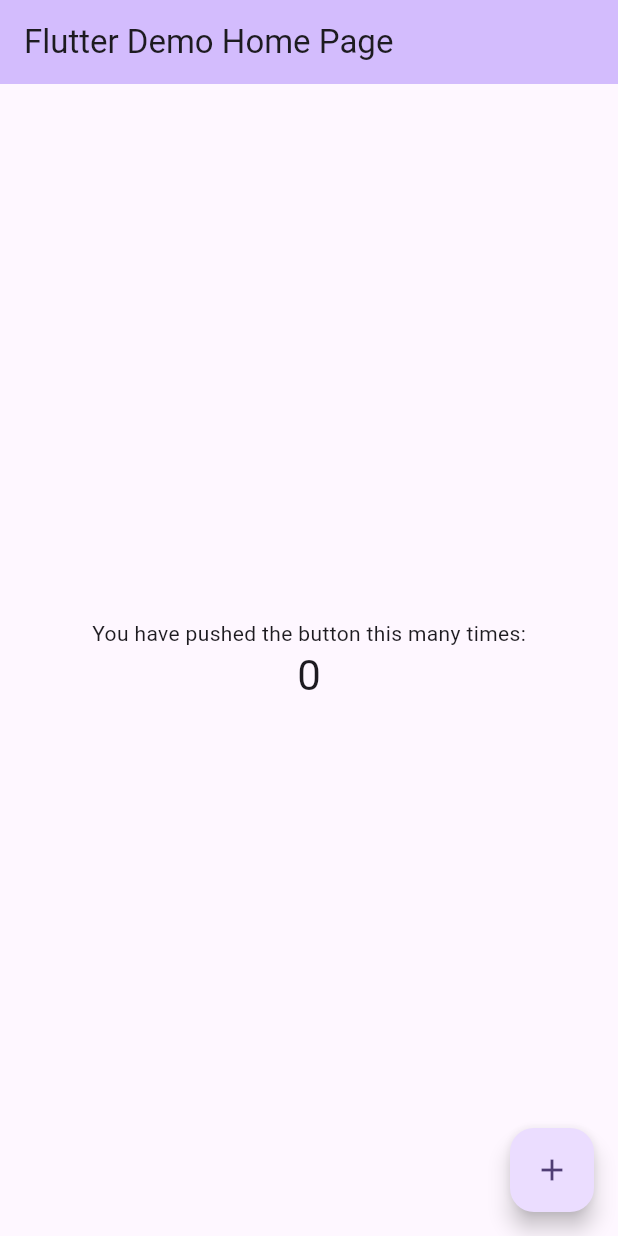
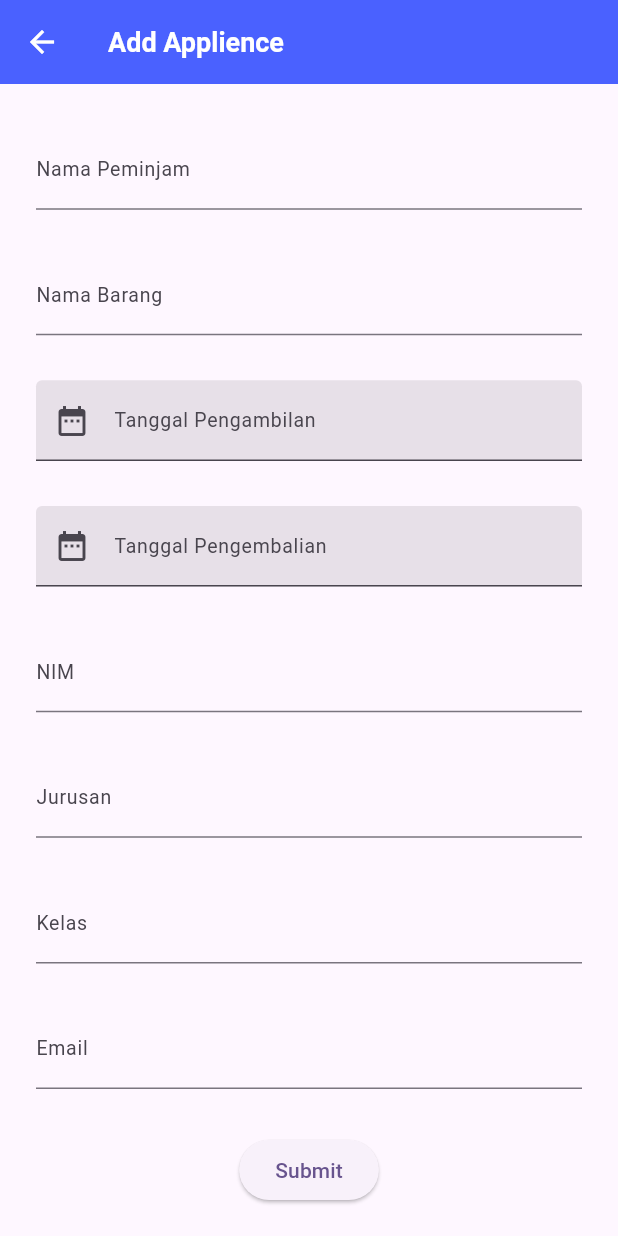
Before and after one commit to Fadhadwahyuaji/SislabMobile, a Flutter app: the screen it shows after launch, on a phone screen of 412 x 824 dp. Run offline on Flutter 3.47's test engine with Material 2 defaults, Android fonts, the phone set to English and light mode, and no system bars.

Commit message:
penambahan form add_applience

```diff
--- /dev/null
+++ b/lib/add_applience.dart
@@ -0,0 +1,177 @@
+import 'package:flutter/material.dart';
+
+class AddApplience extends StatefulWidget {
+  const AddApplience({super.key});
+
+  @override
+  State<AddApplience> createState() => _AddApplienceState();
+}
+
+final _formKey = GlobalKey<FormState>();
+
+class _AddApplienceState extends State<AddApplience> {
+  final TextEditingController _dateControllerStart = TextEditingController();
+  final TextEditingController _dateControllerEnd = TextEditingController();
+
+  @override
+  Widget build(BuildContext context) {
+    return Scaffold(
+        appBar: AppBar(
+          backgroundColor: const Color.fromRGBO(74, 97, 255, 100),
+          leading: const Icon(
+            Icons.arrow_back,
+            color: Colors.white,
+          ),
+          title: const Text(
+            "Add Applience",
+            style: TextStyle(
+              fontSize: 18.0,
+              fontWeight: FontWeight.bold,
+              color: Colors.white,
+            ),
+          ),
+        ),
+        body: Padding(
+            padding: const EdgeInsets.symmetric(horizontal: 24),
+            child: Form(
+              key: _formKey,
+              child: SingleChildScrollView(
+                child: Column(
+                  crossAxisAlignment: CrossAxisAlignment.center,
+                  mainAxisSize: MainAxisSize.max,
+                  children: [
+                    const SizedBox(height: 30),
+                    TextFormField(
+                      decoration: const InputDecoration(
+                          labelText: 'Nama Peminjam',
+                          labelStyle: TextStyle(fontSize: 13)),
+                      validator: (value) {
+                        if (value == null || value.isEmpty) {
+                          return 'Enter something';
+                        }
+                        return null;
+                      },
+                    ),
+                    const SizedBox(height: 30),
+                    TextFormField(
+                      decoration: const InputDecoration(
+                          labelText: 'Nama Barang',
+                          labelStyle: TextStyle(fontSize: 13)),
+                      validator: (value) {
+                        if (value == null || value.isEmpty) {
+                          return 'Enter something';
+                        }
+                        return null;
+                      },
+                    ),
+                    const SizedBox(height: 30),
+                    TextFormField(
+                      controller: _dateControllerStart,
+                      decoration: const InputDecoration(
+                          prefixIcon: Icon(Icons.date_range),
+                          filled: true,
+                          labelText: 'Tanggal Pengambilan',
+                          labelStyle: TextStyle(fontSize: 13)),
+                      readOnly: true,
+                      onTap: () {
+                        _selectDateStart();
+                      },
+                    ),
+                    const SizedBox(height: 30),
+                    TextFormField(
+                      controller: _dateControllerEnd,
+                      decoration: const InputDecoration(
+                          prefixIcon: Icon(Icons.date_range),
+                          filled: true,
+                          labelText: 'Tanggal Pengembalian',
+                          labelStyle: TextStyle(fontSize: 13)),
+                      readOnly: true,
+                      onTap: () {
+                        _selectDateEnd();
+                      },
+                    ),
+                    const SizedBox(height: 30),
+                    TextFormField(
+                      decoration: const InputDecoration(
+                          labelText: 'NIM',
+                          labelStyle: TextStyle(fontSize: 13)),
+                      validator: (value) {
+                        if (value == null || value.isEmpty) {
+                          return 'Enter something';
+                        }
+                        return null;
+                      },
+                    ),
+                    const SizedBox(height: 30),
+                    TextFormField(
+                      decoration: const InputDecoration(
+                          labelText: 'Jurusan',
+                          labelStyle: TextStyle(fontSize: 13)),
+                      validator: (value) {
+                        if (value == null || value.isEmpty) {
+                          return 'Enter something';
+                        }
+                        return null;
+                      },
+                    ),
+                    const SizedBox(height: 30),
+                    TextFormField(
+                      decoration: const InputDecoration(
+                          labelText: 'Kelas',
+                          labelStyle: TextStyle(fontSize: 13)),
+                      validator: (value) {
+                        if (value == null || value.isEmpty) {
+                          return 'Enter something';
+                        }
+                        return null;
+                      },
+                    ),
+                    const SizedBox(height: 30),
+                    TextFormField(
+                      decoration: const InputDecoration(
+                          labelText: 'Email',
+                          labelStyle: TextStyle(fontSize: 13)),
+                      validator: (value) {
+                        if (value == null || value.isEmpty) {
+                          return 'Enter something';
+                        }
+                        return null;
+                      },
+                    ),
+                    const SizedBox(height: 30),
+                    ElevatedButton(
+                      onPressed: () {},
+                      child: const Text("Submit"),
+                    )
+                  ],
+                ),
+              ),
+            )));
+  }
+
+  Future<void> _selectDateStart() async {
+    DateTime? _picked = await showDatePicker(
+        context: context,
+        initialDate: DateTime.now(),
+        firstDate: DateTime(2000),
+        lastDate: DateTime(2100));
+    if (_picked != null) {
+      setState(() {
+        _dateControllerStart.text = _picked.toString().split(" ")[0];
+      });
+    }
+  }
+
+  Future<void> _selectDateEnd() async {
+    DateTime? _picked = await showDatePicker(
+        context: context,
+        initialDate: DateTime.now(),
+        firstDate: DateTime(2000),
+        lastDate: DateTime(2100));
+    if (_picked != null) {
+      setState(() {
+        _dateControllerEnd.text = _picked.toString().split(" ")[0];
+      });
+    }
+  }
+}
--- a/lib/main.dart
+++ b/lib/main.dart
@@ -1,4 +1,5 @@
 import 'package:flutter/material.dart';
+import 'package:sislabmobile/add_applience.dart';
 
 void main() {
   runApp(const MyApp());
@@ -12,44 +13,19 @@
   Widget build(BuildContext context) {
     return MaterialApp(
       title: 'Sislab',
+      debugShowCheckedModeBanner: false,
       theme: ThemeData(
-        // This is the theme of your application.
-        //
-        // TRY THIS: Try running your application with "flutter run". You'll see
-        // the application has a blue toolbar. Then, without quitting the app,
-        // try changing the seedColor in the colorScheme below to Colors.green
-        // and then invoke "hot reload" (save your changes or press the "hot
-        // reload" button in a Flutter-supported IDE, or press "r" if you used
-        // the command line to start the app).
-        //
-        // Notice that the counter didn't reset back to zero; the application
-        // state is not lost during the reload. To reset the state, use hot
-        // restart instead.
-        //
-        // This works for code too, not just values: Most code changes can be
-        // tested with just a hot reload.
         colorScheme: ColorScheme.fromSeed(seedColor: Colors.deepPurple),
         useMaterial3: true,
       ),
-      home: const MyHomePage(title: 'Flutter Demo Home Page'),
+      home: const AddApplience(),
     );
   }
 }
 
 class MyHomePage extends StatefulWidget {
   const MyHomePage({super.key, required this.title});
-
-  // This widget is the home page of your application. It is stateful, meaning
-  // that it has a State object (defined below) that contains fields that affect
-  // how it looks.
-
-  // This class is the configuration for the state. It holds the values (in this
-  // case the title) provided by the parent (in this case the App widget) and
-  // used by the build method of the State. Fields in a Widget subclass are
-  // always marked "final".
-
   final String title;
-
   @override
   State<MyHomePage> createState() => _MyHomePageState();
 }
@@ -59,54 +35,23 @@
 
   void _incrementCounter() {
     setState(() {
-      // This call to setState tells the Flutter framework that something has
-      // changed in this State, which causes it to rerun the build method below
-      // so that the display can reflect the updated values. If we changed
-      // _counter without calling setState(), then the build method would not be
-      // called again, and so nothing would appear to happen.
       _counter++;
     });
   }
 
   @override
   Widget build(BuildContext context) {
-    // This method is rerun every time setState is called, for instance as done
-    // by the _incrementCounter method above.
-    //
-    // The Flutter framework has been optimized to make rerunning build methods
-    // fast, so that you can just rebuild anything that needs updating rather
-    // than having to individually change instances of widgets.
     return Scaffold(
       appBar: AppBar(
-        // TRY THIS: Try changing the color here to a specific color (to
-        // Colors.amber, perhaps?) and trigger a hot reload to see the AppBar
-        // change color while the other colors stay the same.
         backgroundColor: Theme.of(context).colorScheme.inversePrimary,
-        // Here we take the value from the MyHomePage object that was created by
-        // the App.build method, and use it to set our appbar title.
         title: Text(widget.title),
       ),
       body: Center(
-        // Center is a layout widget. It takes a single child and positions it
-        // in the middle of the parent.
         child: Column(
-          // Column is also a layout widget. It takes a list of children and
-          // arranges them vertically. By default, it sizes itself to fit its
-          // children horizontally, and tries to be as tall as its parent.
-          //
-          // Column has various properties to control how it sizes itself and
-          // how it positions its children. Here we use mainAxisAlignment to
-          // center the children vertically; the main axis here is the vertical
-          // axis because Columns are vertical (the cross axis would be
-          // horizontal).
-          //
-          // TRY THIS: Invoke "debug painting" (choose the "Toggle Debug Paint"
-          // action in the IDE, or press "p" in the console), to see the
-          // wireframe for each widget.
           mainAxisAlignment: MainAxisAlignment.center,
           children: <Widget>[
             const Text(
-              'You have pushed the button this many times:',
+              'klik ini :',
             ),
             Text(
               '$_counter',
--- a/pubspec.yaml
+++ b/pubspec.yaml
@@ -34,6 +34,8 @@ dependencies:
   # The following adds the Cupertino Icons font to your application.
   # Use with the CupertinoIcons class for iOS style icons.
   cupertino_icons: ^1.0.2
+  date_field: ^3.0.5
+
 
 dev_dependencies:
   flutter_test:
```
Also changed, not shown: pubspec.lock.
